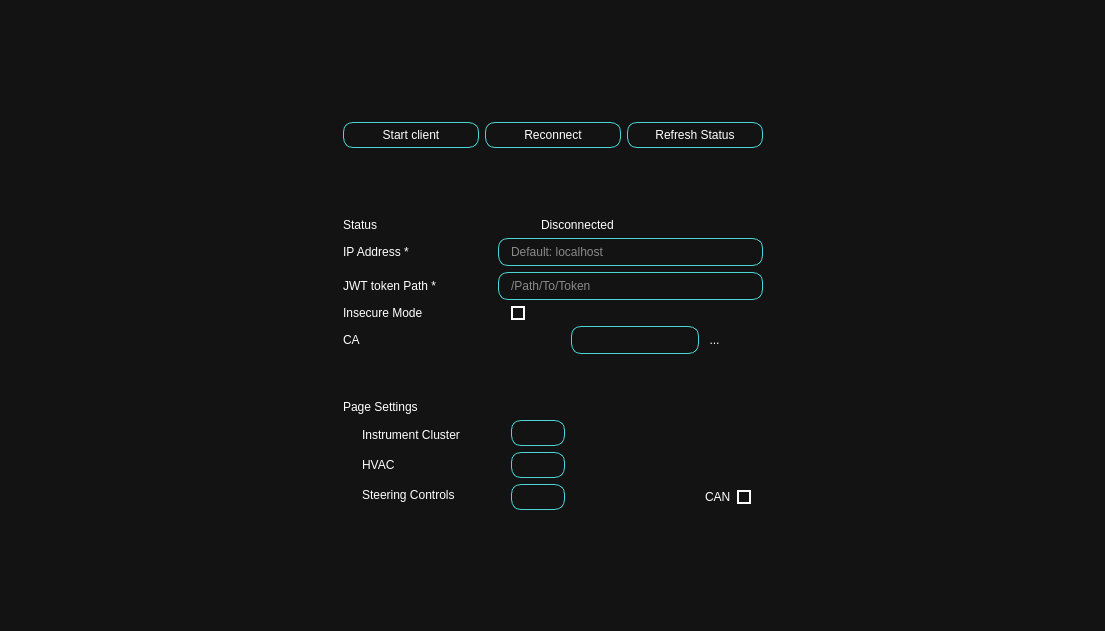
First picture: the form in ui/Settings_Window.ui, repository suchinton/AGL_Demo_Control_Panel, before the edit.
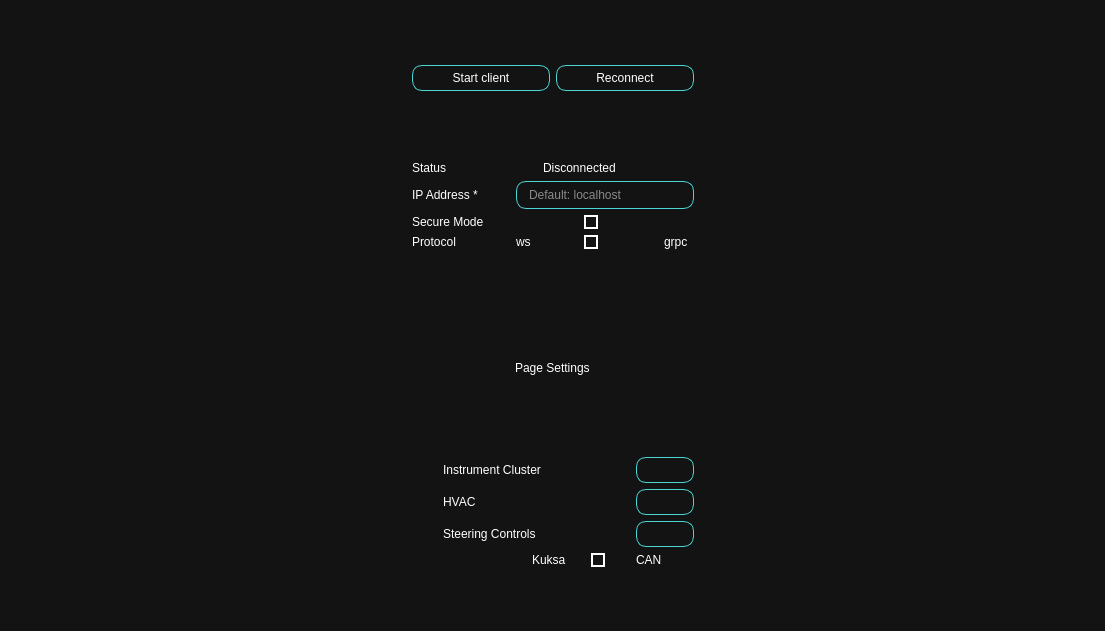
Second picture: the form after the edit. Icons and pictures are not drawn.

The edit to the form file:
```diff
--- a/ui/Settings_Window.ui
+++ b/ui/Settings_Window.ui
@@ -71,8 +71,21 @@
   </property>
   <widget class="QWidget" name="centralwidget">
    <layout class="QGridLayout" name="gridLayout">
-    <item row="1" column="3" rowspan="4">
-     <spacer name="horizontalSpacer">
+    <item row="0" column="0" colspan="4">
+     <spacer name="verticalSpacer_3">
+      <property name="orientation">
+       <enum>Qt::Vertical</enum>
+      </property>
+      <property name="sizeHint" stdset="0">
+       <size>
+        <width>20</width>
+        <height>40</height>
+       </size>
+      </property>
+     </spacer>
+    </item>
+    <item row="1" column="0" rowspan="5">
+     <spacer name="horizontalSpacer_2">
       <property name="orientation">
        <enum>Qt::Horizontal</enum>
       </property>
@@ -84,6 +97,215 @@
       </property>
      </spacer>
     </item>
+    <item row="3" column="1" colspan="2">
+     <widget class="QFrame" name="frame_general_settings">
+      <property name="frameShape">
+       <enum>QFrame::StyledPanel</enum>
+      </property>
+      <property name="frameShadow">
+       <enum>QFrame::Raised</enum>
+      </property>
+      <layout class="QGridLayout" name="gridLayout_2">
+       <item row="1" column="5" colspan="2" alignment="Qt::AlignLeft">
+        <widget class="QLabel" name="connectionLogo">
+         <property name="text">
+          <string/>
+         </property>
+         <property name="pixmap">
+          <pixmap resource="../assets/res.qrc">:/Carbon_Icons/carbon_icons/connection-signal--off.svg</pixmap>
+         </property>
+        </widget>
+       </item>
+       <item row="2" column="0" colspan="4">
+        <widget class="QLabel" name="IPAddr">
+         <property name="text">
+          <string>IP Address *</string>
+         </property>
+        </widget>
+       </item>
+       <item row="4" column="7" alignment="Qt::AlignHCenter">
+        <widget class="QCheckBox" name="place_holder_toggle_2">
+         <property name="toolTip">
+          <string>Default: WS</string>
+         </property>
+         <property name="text">
+          <string/>
+         </property>
+        </widget>
+       </item>
+       <item row="4" column="0" colspan="3">
+        <widget class="QLabel" name="label_11">
+         <property name="toolTip">
+          <string>Default: WS</string>
+         </property>
+         <property name="text">
+          <string>Protocol</string>
+         </property>
+        </widget>
+       </item>
+       <item row="4" column="10" alignment="Qt::AlignLeft">
+        <widget class="QLabel" name="label_13">
+         <property name="text">
+          <string>grpc</string>
+         </property>
+        </widget>
+       </item>
+       <item row="1" column="0" colspan="4">
+        <widget class="QLabel" name="status">
+         <property name="text">
+          <string>Status</string>
+         </property>
+        </widget>
+       </item>
+       <item row="1" column="7">
+        <widget class="QLabel" name="connectionStatus">
+         <property name="sizePolicy">
+          <sizepolicy hsizetype="Expanding" vsizetype="Preferred">
+           <horstretch>0</horstretch>
+           <verstretch>0</verstretch>
+          </sizepolicy>
+         </property>
+         <property name="text">
+          <string>Disconnected</string>
+         </property>
+        </widget>
+       </item>
+       <item row="5" column="1" rowspan="2">
+        <widget class="QFrame" name="PageIcons">
+         <property name="frameShape">
+          <enum>QFrame::StyledPanel</enum>
+         </property>
+         <property name="frameShadow">
+          <enum>QFrame::Raised</enum>
+         </property>
+         <layout class="QVBoxLayout" name="verticalLayout">
+          <property name="spacing">
+           <number>0</number>
+          </property>
+          <property name="leftMargin">
+           <number>0</number>
+          </property>
+          <property name="topMargin">
+           <number>0</number>
+          </property>
+          <property name="rightMargin">
+           <number>0</number>
+          </property>
+          <property name="bottomMargin">
+           <number>0</number>
+          </property>
+         </layout>
+        </widget>
+       </item>
+       <item row="3" column="5">
+        <widget class="QLabel" name="label_9">
+         <property name="text">
+          <string/>
+         </property>
+         <property name="pixmap">
+          <pixmap resource="../assets/res.qrc">:/Carbon_Icons/carbon_icons/security-services.svg</pixmap>
+         </property>
+        </widget>
+       </item>
+       <item row="1" column="4" rowspan="4">
+        <spacer name="horizontalSpacer_3">
+         <property name="orientation">
+          <enum>Qt::Horizontal</enum>
+         </property>
+         <property name="sizeType">
+          <enum>QSizePolicy::Fixed</enum>
+         </property>
+         <property name="sizeHint" stdset="0">
+          <size>
+           <width>20</width>
+           <height>20</height>
+          </size>
+         </property>
+        </spacer>
+       </item>
+       <item row="3" column="0" colspan="4">
+        <widget class="QLabel" name="label">
+         <property name="toolTip">
+          <string>Default: Secure</string>
+         </property>
+         <property name="text">
+          <string>Secure Mode</string>
+         </property>
+        </widget>
+       </item>
+       <item row="5" column="2" rowspan="2">
+        <widget class="QFrame" name="PageLabels">
+         <property name="frameShape">
+          <enum>QFrame::StyledPanel</enum>
+         </property>
+         <property name="frameShadow">
+          <enum>QFrame::Raised</enum>
+         </property>
+         <layout class="QVBoxLayout" name="verticalLayout_2">
+          <property name="spacing">
+           <number>0</number>
+          </property>
+          <property name="leftMargin">
+           <number>0</number>
+          </property>
+          <property name="topMargin">
+           <number>0</number>
+          </property>
+          <property name="rightMargin">
+           <number>0</number>
+          </property>
+          <property name="bottomMargin">
+           <number>0</number>
+          </property>
+         </layout>
+        </widget>
+       </item>
+       <item row="4" column="5" alignment="Qt::AlignRight">
+        <widget class="QLabel" name="label_12">
+         <property name="text">
+          <string>ws</string>
+         </property>
+        </widget>
+       </item>
+       <item row="2" column="5" colspan="7">
+        <widget class="QLineEdit" name="IPAddrInput">
+         <property name="placeholderText">
+          <string>Default: localhost</string>
+         </property>
+        </widget>
+       </item>
+       <item row="3" column="6" colspan="3" alignment="Qt::AlignHCenter">
+        <widget class="QCheckBox" name="place_holder_toggle_1">
+         <property name="toolTip">
+          <string>Default: Secure</string>
+         </property>
+         <property name="text">
+          <string/>
+         </property>
+         <property name="checked">
+          <bool>false</bool>
+         </property>
+        </widget>
+       </item>
+       <item row="0" column="0" colspan="11">
+        <spacer name="verticalSpacer_2">
+         <property name="orientation">
+          <enum>Qt::Vertical</enum>
+         </property>
+         <property name="sizeType">
+          <enum>QSizePolicy::Maximum</enum>
+         </property>
+         <property name="sizeHint" stdset="0">
+          <size>
+           <width>20</width>
+           <height>40</height>
+          </size>
+         </property>
+        </spacer>
+       </item>
+      </layout>
+     </widget>
+    </item>
     <item row="1" column="1" colspan="2">
      <widget class="QFrame" name="frame_2">
       <property name="sizePolicy">
@@ -133,29 +355,10 @@
          </property>
         </widget>
        </item>
-       <item>
-        <widget class="QPushButton" name="refreshBtn">
-         <property name="font">
-          <font>
-           <weight>50</weight>
-           <bold>false</bold>
-          </font>
-         </property>
-         <property name="text">
-          <string>Refresh Status</string>
-         </property>
-         <property name="iconSize">
-          <size>
-           <width>30</width>
-           <height>30</height>
-          </size>
-         </property>
-        </widget>
-       </item>
       </layout>
      </widget>
     </item>
-    <item row="4" column="1" colspan="2">
+    <item row="5" column="1" colspan="2">
      <spacer name="verticalSpacer">
       <property name="orientation">
        <enum>Qt::Vertical</enum>
@@ -171,8 +374,8 @@
       </property>
      </spacer>
     </item>
-    <item row="1" column="0" rowspan="4">
-     <spacer name="horizontalSpacer_2">
+    <item row="1" column="3" rowspan="5">
+     <spacer name="horizontalSpacer">
       <property name="orientation">
        <enum>Qt::Horizontal</enum>
       </property>
@@ -184,76 +387,22 @@
       </property>
      </spacer>
     </item>
-    <item row="3" column="1" colspan="2">
-     <widget class="QFrame" name="frame_3">
+    <item row="4" column="1" colspan="2">
+     <widget class="QFrame" name="frame_page_settings">
+      <property name="minimumSize">
+       <size>
+        <width>300</width>
+        <height>300</height>
+       </size>
+      </property>
       <property name="frameShape">
        <enum>QFrame::StyledPanel</enum>
       </property>
       <property name="frameShadow">
        <enum>QFrame::Raised</enum>
       </property>
-      <layout class="QGridLayout" name="gridLayout_2">
-       <item row="1" column="7" colspan="5">
-        <widget class="QLabel" name="connectionStatus">
-         <property name="sizePolicy">
-          <sizepolicy hsizetype="Expanding" vsizetype="Preferred">
-           <horstretch>0</horstretch>
-           <verstretch>0</verstretch>
-          </sizepolicy>
-         </property>
-         <property name="text">
-          <string>Disconnected</string>
-         </property>
-        </widget>
-       </item>
-       <item row="0" column="1" colspan="9">
-        <spacer name="verticalSpacer_2">
-         <property name="orientation">
-          <enum>Qt::Vertical</enum>
-         </property>
-         <property name="sizeType">
-          <enum>QSizePolicy::Maximum</enum>
-         </property>
-         <property name="sizeHint" stdset="0">
-          <size>
-           <width>20</width>
-           <height>40</height>
-          </size>
-         </property>
-        </spacer>
-       </item>
-       <item row="2" column="5" colspan="7">
-        <widget class="QLineEdit" name="IPAddrInput">
-         <property name="placeholderText">
-          <string>Default: localhost</string>
-         </property>
-        </widget>
-       </item>
-       <item row="3" column="0" colspan="4">
-        <widget class="QLabel" name="tokenPath">
-         <property name="text">
-          <string>JWT token Path *</string>
-         </property>
-        </widget>
-       </item>
-       <item row="9" column="6" colspan="2" alignment="Qt::AlignLeft">
-        <widget class="QPushButton" name="pushButton_2">
-         <property name="text">
-          <string/>
-         </property>
-         <property name="icon">
-          <iconset resource="../assets/res.qrc">
-           <normaloff>:/Carbon_Icons/carbon_icons/view.svg</normaloff>:/Carbon_Icons/carbon_icons/view.svg</iconset>
-         </property>
-         <property name="iconSize">
-          <size>
-           <width>30</width>
-           <height>30</height>
-          </size>
-         </property>
-        </widget>
-       </item>
-       <item row="10" column="6" colspan="2" alignment="Qt::AlignLeft">
+      <layout class="QGridLayout" name="gridLayout_3">
+       <item row="7" column="4">
         <widget class="QPushButton" name="pushButton_3">
          <property name="text">
           <string/>
@@ -270,111 +419,7 @@
          </property>
         </widget>
        </item>
-       <item row="4" column="5">
-        <widget class="QLabel" name="label_9">
-         <property name="text">
-          <string/>
-         </property>
-         <property name="pixmap">
-          <pixmap resource="../assets/res.qrc">:/Carbon_Icons/carbon_icons/security-services.svg</pixmap>
-         </property>
-        </widget>
-       </item>
-       <item row="4" column="0" colspan="4">
-        <widget class="QLabel" name="label">
-         <property name="text">
-          <string>Insecure Mode</string>
-         </property>
-        </widget>
-       </item>
-       <item row="10" column="0">
-        <widget class="QLabel" name="label_8">
-         <property name="sizePolicy">
-          <sizepolicy hsizetype="Fixed" vsizetype="Fixed">
-           <horstretch>0</horstretch>
-           <verstretch>0</verstretch>
-          </sizepolicy>
-         </property>
-         <property name="maximumSize">
-          <size>
-           <width>25</width>
-           <height>25</height>
-          </size>
-         </property>
-         <property name="text">
-          <string/>
-         </property>
-         <property name="pixmap">
-          <pixmap resource="../assets/res.qrc">:/Images/Images/steering-wheel.svg</pixmap>
-         </property>
-         <property name="scaledContents">
-          <bool>true</bool>
-         </property>
-        </widget>
-       </item>
-       <item row="8" column="2" rowspan="3">
-        <widget class="QFrame" name="PageLabels">
-         <property name="frameShape">
-          <enum>QFrame::StyledPanel</enum>
-         </property>
-         <property name="frameShadow">
-          <enum>QFrame::Raised</enum>
-         </property>
-         <layout class="QVBoxLayout" name="verticalLayout_2">
-          <property name="spacing">
-           <number>0</number>
-          </property>
-          <property name="leftMargin">
-           <number>0</number>
-          </property>
-          <property name="topMargin">
-           <number>0</number>
-          </property>
-          <property name="rightMargin">
-           <number>0</number>
-          </property>
-          <property name="bottomMargin">
-           <number>0</number>
-          </property>
-          <item>
-           <widget class="QLabel" name="label_3">
-            <property name="text">
-             <string>Instrument Cluster</string>
-            </property>
-           </widget>
-          </item>
-          <item>
-           <widget class="QLabel" name="label_4">
-            <property name="text">
-             <string>HVAC</string>
-            </property>
-           </widget>
-          </item>
-          <item>
-           <widget class="QLabel" name="label_5">
-            <property name="text">
-             <string>Steering Controls</string>
-            </property>
-           </widget>
-          </item>
-         </layout>
-        </widget>
-       </item>
-       <item row="5" column="0" colspan="3">
-        <widget class="QLabel" name="label_11">
-         <property name="text">
-          <string>CA</string>
-         </property>
-        </widget>
-       </item>
-       <item row="1" column="5" colspan="2">
-        <widget class="QLabel" name="connectionLogo">
-         <property name="text">
-          <string/>
-         </property>
-        </widget>
-       </item>
-       <item row="8" column="6" colspan="2" alignment="Qt::AlignLeft">
+       <item row="5" column="4">
         <widget class="QPushButton" name="pushButton">
          <property name="text">
           <string/>
@@ -391,127 +436,31 @@
          </property>
         </widget>
        </item>
-       <item row="10" column="9">
-        <widget class="QLabel" name="label_10">
+       <item row="6" column="4">
+        <widget class="QPushButton" name="pushButton_2">
          <property name="text">
-          <string>CAN</string>
+          <string/>
          </property>
-        </widget>
-       </item>
-       <item row="1" column="0" colspan="4">
-        <widget class="QLabel" name="status">
-         <property name="text">
-          <string>Status</string>
+         <property name="icon">
+          <iconset resource="../assets/res.qrc">
+           <normaloff>:/Carbon_Icons/carbon_icons/view.svg</normaloff>:/Carbon_Icons/carbon_icons/view.svg</iconset>
          </property>
-        </widget>
-       </item>
-       <item row="1" column="4" rowspan="4">
-        <spacer name="horizontalSpacer_3">
-         <property name="orientation">
-          <enum>Qt::Horizontal</enum>
-         </property>
-         <property name="sizeType">
-          <enum>QSizePolicy::Fixed</enum>
-         </property>
-         <property name="sizeHint" stdset="0">
+         <property name="iconSize">
           <size>
-           <width>20</width>
-           <height>20</height>
+           <width>30</width>
+           <height>30</height>
           </size>
          </property>
-        </spacer>
-       </item>
-       <item row="3" column="5" colspan="7">
-        <widget class="QLineEdit" name="tokenPathInput">
-         <property name="placeholderText">
-          <string>/Path/To/Token</string>
-         </property>
         </widget>
        </item>
-       <item row="5" column="3" colspan="5">
-        <widget class="Line" name="line">
-         <property name="orientation">
-          <enum>Qt::Horizontal</enum>
-         </property>
-        </widget>
-       </item>
-       <item row="8" column="1" rowspan="3">
-        <widget class="QFrame" name="PageIcons">
-         <property name="frameShape">
-          <enum>QFrame::StyledPanel</enum>
-         </property>
-         <property name="frameShadow">
-          <enum>QFrame::Raised</enum>
-         </property>
-         <layout class="QVBoxLayout" name="verticalLayout">
-          <property name="spacing">
-           <number>0</number>
-          </property>
-          <property name="leftMargin">
-           <number>0</number>
-          </property>
-          <property name="topMargin">
-           <number>0</number>
-          </property>
-          <property name="rightMargin">
-           <number>0</number>
-          </property>
-          <property name="bottomMargin">
-           <number>0</number>
-          </property>
-         </layout>
-        </widget>
-       </item>
-       <item row="2" column="0" colspan="4">
-        <widget class="QLabel" name="IPAddr">
+       <item row="7" column="1" colspan="3">
+        <widget class="QLabel" name="label_5">
          <property name="text">
-          <string>IP Address *</string>
+          <string>Steering Controls</string>
          </property>
         </widget>
        </item>
-       <item row="4" column="6" colspan="2">
-        <widget class="QCheckBox" name="place_holder_toggle_1">
-         <property name="text">
-          <string/>
-         </property>
-         <property name="checked">
-          <bool>false</bool>
-         </property>
-        </widget>
-       </item>
-       <item row="10" column="10">
-        <widget class="QCheckBox" name="place_holder_toggle_2">
-         <property name="text">
-          <string/>
-         </property>
-        </widget>
-       </item>
-       <item row="8" column="0">
-        <widget class="QLabel" name="label_6">
-         <property name="sizePolicy">
-          <sizepolicy hsizetype="Fixed" vsizetype="Ignored">
-           <horstretch>0</horstretch>
-           <verstretch>0</verstretch>
-          </sizepolicy>
-         </property>
-         <property name="maximumSize">
-          <size>
-           <width>25</width>
-           <height>25</height>
-          </size>
-         </property>
-         <property name="text">
-          <string/>
-         </property>
-         <property name="pixmap">
-          <pixmap resource="../assets/res.qrc">:/Carbon_Icons/carbon_icons/meter.svg</pixmap>
-         </property>
-         <property name="scaledContents">
-          <bool>true</bool>
-         </property>
-        </widget>
-       </item>
-       <item row="9" column="0">
+       <item row="6" column="0">
         <widget class="QLabel" name="label_7">
          <property name="sizePolicy">
           <sizepolicy hsizetype="Fixed" vsizetype="Fixed">
@@ -536,35 +485,107 @@
          </property>
         </widget>
        </item>
-       <item row="7" column="0" colspan="12">
+       <item row="0" column="0" colspan="5" alignment="Qt::AlignHCenter">
         <widget class="QLabel" name="label_2">
          <property name="text">
           <string>Page Settings</string>
          </property>
         </widget>
        </item>
-       <item row="6" column="1" colspan="7">
-        <spacer name="verticalSpacer_4">
-         <property name="orientation">
-          <enum>Qt::Vertical</enum>
+       <item row="6" column="1" colspan="3">
+        <widget class="QLabel" name="label_4">
+         <property name="text">
+          <string>HVAC</string>
          </property>
-         <property name="sizeHint" stdset="0">
+        </widget>
+       </item>
+       <item row="5" column="0">
+        <widget class="QLabel" name="label_6">
+         <property name="sizePolicy">
+          <sizepolicy hsizetype="Fixed" vsizetype="Ignored">
+           <horstretch>0</horstretch>
+           <verstretch>0</verstretch>
+          </sizepolicy>
+         </property>
+         <property name="maximumSize">
           <size>
-           <width>20</width>
-           <height>40</height>
+           <width>25</width>
+           <height>25</height>
           </size>
          </property>
-        </spacer>
+         <property name="text">
+          <string/>
+         </property>
+         <property name="pixmap">
+          <pixmap resource="../assets/res.qrc">:/Carbon_Icons/carbon_icons/meter.svg</pixmap>
+         </property>
+         <property name="scaledContents">
+          <bool>true</bool>
+         </property>
+        </widget>
        </item>
-       <item row="5" column="9">
-        <widget class="QToolButton" name="toolButton">
+       <item row="5" column="1" colspan="3">
+        <widget class="QLabel" name="label_3">
          <property name="text">
-          <string>...</string>
+          <string>Instrument Cluster</string>
          </property>
         </widget>
        </item>
-       <item row="5" column="8">
-        <widget class="QLineEdit" name="lineEdit"/>
+       <item row="7" column="0">
+        <widget class="QLabel" name="label_8">
+         <property name="sizePolicy">
+          <sizepolicy hsizetype="Fixed" vsizetype="Fixed">
+           <horstretch>0</horstretch>
+           <verstretch>0</verstretch>
+          </sizepolicy>
+         </property>
+         <property name="maximumSize">
+          <size>
+           <width>25</width>
+           <height>25</height>
+          </size>
+         </property>
+         <property name="text">
+          <string/>
+         </property>
+         <property name="pixmap">
+          <pixmap resource="../assets/res.qrc">:/Images/Images/steering-wheel.svg</pixmap>
+         </property>
+         <property name="scaledContents">
+          <bool>true</bool>
+         </property>
+        </widget>
+       </item>
+       <item row="8" column="4" alignment="Qt::AlignLeft">
+        <widget class="QLabel" name="label_10">
+         <property name="text">
+          <string>CAN</string>
+         </property>
+        </widget>
+       </item>
+       <item row="8" column="3" alignment="Qt::AlignHCenter">
+        <widget class="QCheckBox" name="place_holder_toggle_3">
+         <property name="text">
+          <string/>
+         </property>
+        </widget>
+       </item>
+       <item row="8" column="2" alignment="Qt::AlignRight|Qt::AlignVCenter">
+        <widget class="QLabel" name="label_14">
+         <property name="text">
+          <string>Kuksa</string>
+         </property>
+        </widget>
+       </item>
+       <item row="8" column="1" alignment="Qt::AlignHCenter|Qt::AlignVCenter">
+        <widget class="QLabel" name="label_15">
+         <property name="text">
+          <string/>
+         </property>
+         <property name="pixmap">
+          <pixmap resource="../assets/res.qrc">:/Carbon_Icons/carbon_icons/x-axis.svg</pixmap>
+         </property>
+        </widget>
        </item>
       </layout>
      </widget>
```
Left out of the diff: 13 changed lines with no effect on the pictures.
